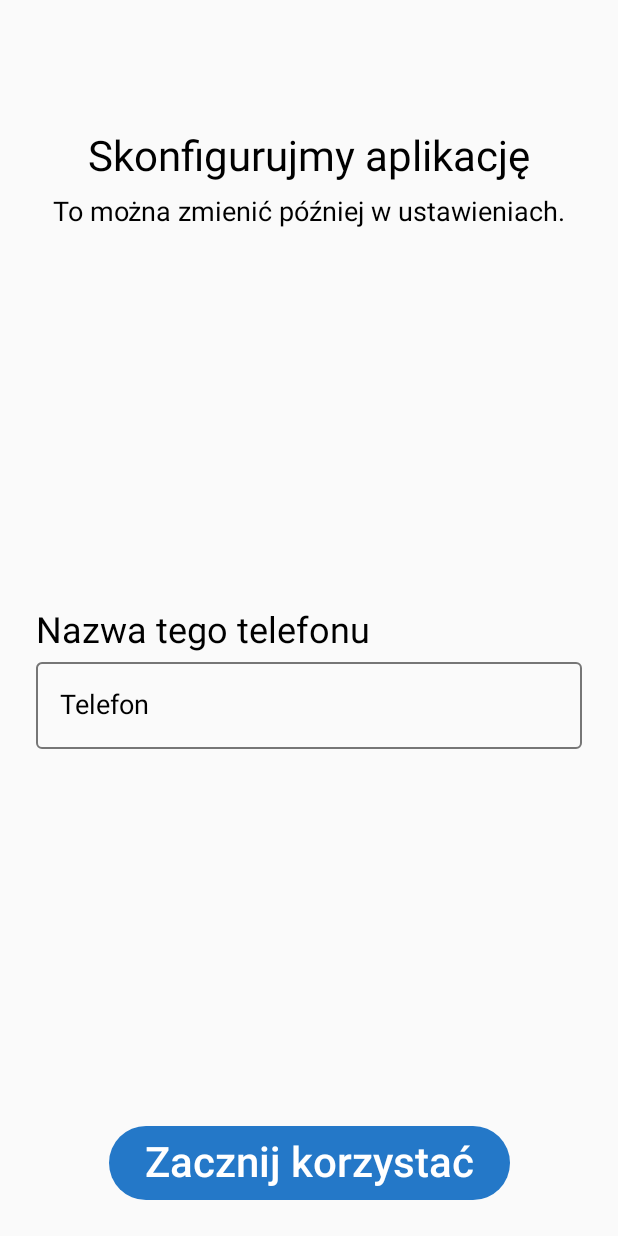
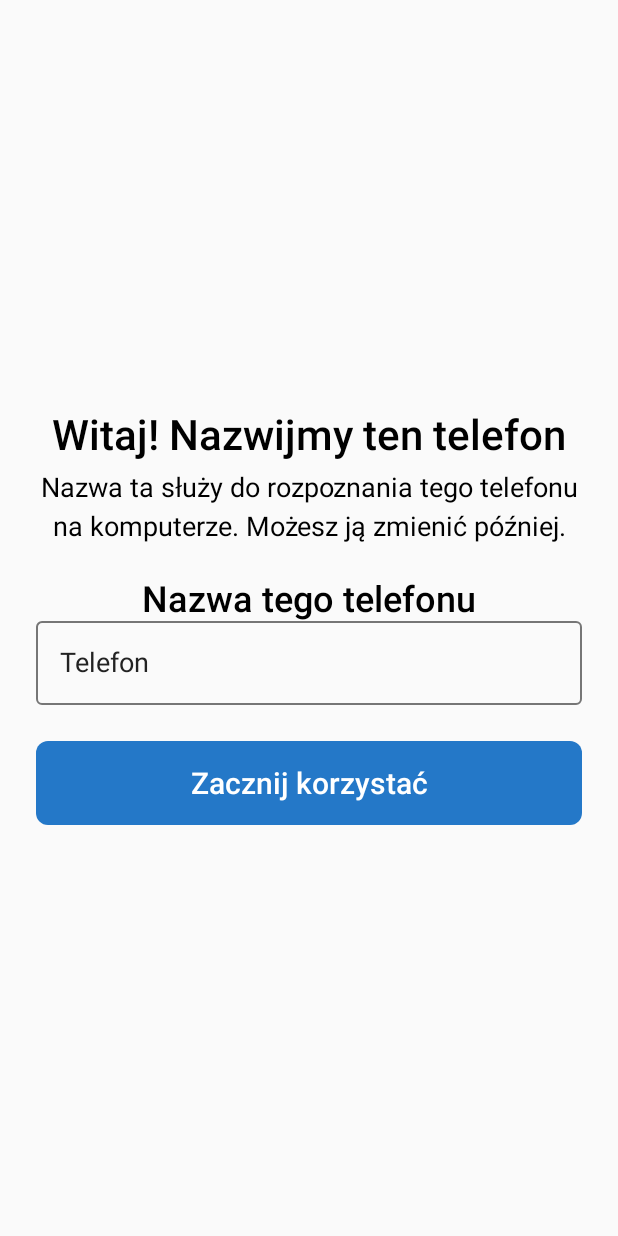
Before and after one commit to Samson312/PhoneBrowser, an Android app built with Jetpack Compose: the InitialConfigScreen screen opened through its navigation route, on a phone screen of 412 x 824 dp. Run offline under Robolectric (Android 15) with nearby library versions, the phone set to English and light mode, and no system bars; our stand-ins replace Dagger/Hilt's generated code, Timber; libraries missing offline, so code that uses them is left out: androidx.hilt.lifecycle.

Commit message:
feat(mobile): update screen content and layouts

```diff
--- a/mobile/app/src/main/java/com/phonebrowser/app/ui/home/HomeScreen.kt
+++ b/mobile/app/src/main/java/com/phonebrowser/app/ui/home/HomeScreen.kt
@@ -6,6 +6,7 @@ import androidx.compose.foundation.layout.Spacer
 import androidx.compose.foundation.layout.fillMaxSize
 import androidx.compose.foundation.layout.height
 import androidx.compose.foundation.layout.padding
+import androidx.compose.material3.MaterialTheme
 import androidx.compose.material3.Text
 import androidx.compose.runtime.Composable
 import androidx.compose.runtime.getValue
@@ -16,36 +17,31 @@ import androidx.compose.ui.unit.dp
 import androidx.compose.ui.unit.sp
 import androidx.hilt.lifecycle.viewmodel.compose.hiltViewModel
 import androidx.lifecycle.compose.collectAsStateWithLifecycle
+import com.phonebrowser.app.ui.components.ScreenLayout
 import com.phonebrowser.app.viewmodels.HomeViewModel
 
 @Composable
 fun HomeScreen(viewModel: HomeViewModel = hiltViewModel()) {
-
-    val ssid = viewModel.getNetworkName()
     val settings by viewModel.settings.collectAsStateWithLifecycle()
 
-    Column(
-        modifier = Modifier.fillMaxSize().padding(24.dp),
-        horizontalAlignment = Alignment.CenterHorizontally,
-    ) {
-        Text("W sieci: $ssid")
-
-        Column(
-            modifier = Modifier.weight(1f),
-            horizontalAlignment = Alignment.CenterHorizontally,
-            verticalArrangement = Arrangement.Center
+    ScreenLayout(
+        topBar = {
+            Text(
+                text = "Telefon jest gotowy",
+                style = MaterialTheme.typography.bodyLarge
+            )
+        }
     ) {
         Text(
             text = settings?.deviceName ?: "Telefon",
-                fontSize = 44.sp
+            style = MaterialTheme.typography.headlineLarge,
+            textAlign = TextAlign.Center
         )
         Spacer(Modifier.height(18.dp))
         Text(
-                text = "Widoczny dla komputerów w sieci. Otwórz aplikację na komputerze, by się połączyć.",
-                textAlign = TextAlign.Center,
-                fontSize = 18.sp
+            text = "Teraz otwórz aplikację na komputerze. Wybierz na niej ten telefon, aby połączyć urządzenia.",
+            style = MaterialTheme.typography.bodyLarge,
+            textAlign = TextAlign.Center
         )
-            Spacer(modifier = Modifier.height(16.dp))
     }
 }
-}
--- a/mobile/app/src/main/java/com/phonebrowser/app/ui/initialConfig/InitialConfigScreen.kt
+++ b/mobile/app/src/main/java/com/phonebrowser/app/ui/initialConfig/InitialConfigScreen.kt
@@ -8,6 +8,8 @@ import androidx.compose.foundation.layout.fillMaxSize
 import androidx.compose.foundation.layout.fillMaxWidth
 import androidx.compose.foundation.layout.height
 import androidx.compose.foundation.layout.padding
+import androidx.compose.foundation.text.KeyboardActions
+import androidx.compose.foundation.text.KeyboardOptions
 import androidx.compose.material3.Button
 import androidx.compose.material3.MaterialTheme
 import androidx.compose.material3.OutlinedTextField
@@ -16,50 +18,54 @@ import androidx.compose.material3.Text
 import androidx.compose.runtime.Composable
 import androidx.compose.ui.Alignment
 import androidx.compose.ui.Modifier
+import androidx.compose.ui.text.input.ImeAction
 import androidx.compose.ui.text.style.TextAlign
 import androidx.compose.ui.unit.dp
 import androidx.compose.ui.unit.sp
 import androidx.hilt.lifecycle.viewmodel.compose.hiltViewModel
+import com.phonebrowser.app.ui.components.PrimaryButton
+import com.phonebrowser.app.ui.components.ScreenLayout
 import com.phonebrowser.app.viewmodels.InitialConfigViewModel
+
 
 @Composable
 fun InitialConfigScreen(
     onSaved: () -> Unit,
     viewModel: InitialConfigViewModel = hiltViewModel()
 ){
-    Column(
-        modifier = Modifier.fillMaxSize().padding(24.dp),
-        horizontalAlignment = Alignment.CenterHorizontally,
-    ) {
-        Spacer(Modifier.height(64.dp))
+    ScreenLayout(
+        topBar = {
             Text(
-            text = "Skonfigurujmy aplikację",
-            fontSize = 28.sp
+                text = "Witaj! Nazwijmy ten telefon",
+                style = MaterialTheme.typography.headlineLarge,
+                textAlign = TextAlign.Center
             )
             Spacer(Modifier.height(8.dp))
             Text(
-            text = "To można zmienić później w ustawieniach.",
-            textAlign = TextAlign.Center,
-            fontSize = 18.sp
+                text = "Nazwa ta służy do rozpoznania tego telefonu na komputerze. Możesz ją zmienić później.",
+                style = MaterialTheme.typography.bodyLarge,
+                textAlign = TextAlign.Center
             )
-
-        Column(
-            modifier = Modifier.weight(1f).fillMaxWidth(),
-            verticalArrangement = Arrangement.Center
+        },
+        bottomBar = {
+            PrimaryButton(
+                text = "Zacznij korzystać",
+                onClick = { viewModel.save(onSaved) }
+            )
+        }
     ) {
         Text(
             text = "Nazwa tego telefonu",
-                fontSize = 24.sp
+            style = MaterialTheme.typography.titleLarge
         )
-            Spacer(Modifier.height(6.dp))
         OutlinedTextField(
             value = viewModel.deviceName,
             onValueChange = viewModel::onDeviceNameChange,
             isError = viewModel.errorMessage != null,
-                colors = OutlinedTextFieldDefaults.colors(
-                    focusedTextColor = Color.Black,
-                    unfocusedTextColor = Color.Black,
-                ),
+            singleLine = true,
+            textStyle = MaterialTheme.typography.bodyLarge,
+            keyboardOptions = KeyboardOptions(imeAction = ImeAction.Done),
+            keyboardActions = KeyboardActions( onDone = { viewModel.save(onSaved)}),
             modifier = Modifier.fillMaxWidth()
         )
         viewModel.errorMessage?.let { error ->
@@ -67,14 +73,4 @@ fun InitialConfigScreen(
             Text(error, color = MaterialTheme.colorScheme.error)
         }
     }
-
-        Button(
-            onClick = { viewModel.save(onSaved) }) {
-            Text(
-                text = "Zacznij korzystać",
-                fontSize = 28.sp
-            )
 }
-
-    }
-}
```
Also changed, not shown: mobile/app/src/main/java/com/phonebrowser/app/ui/connected/ConnectedScreen.kt (+17 -20 lines), mobile/app/src/main/java/com/phonebrowser/app/ui/pairing/PairingScreen.kt (+34 -41 lines), mobile/app/src/main/java/com/phonebrowser/app/ui/permissions/PhotoPermissionScreen.kt (+32 -32 lines). Lines whose indentation alone changed are shown as unchanged.
